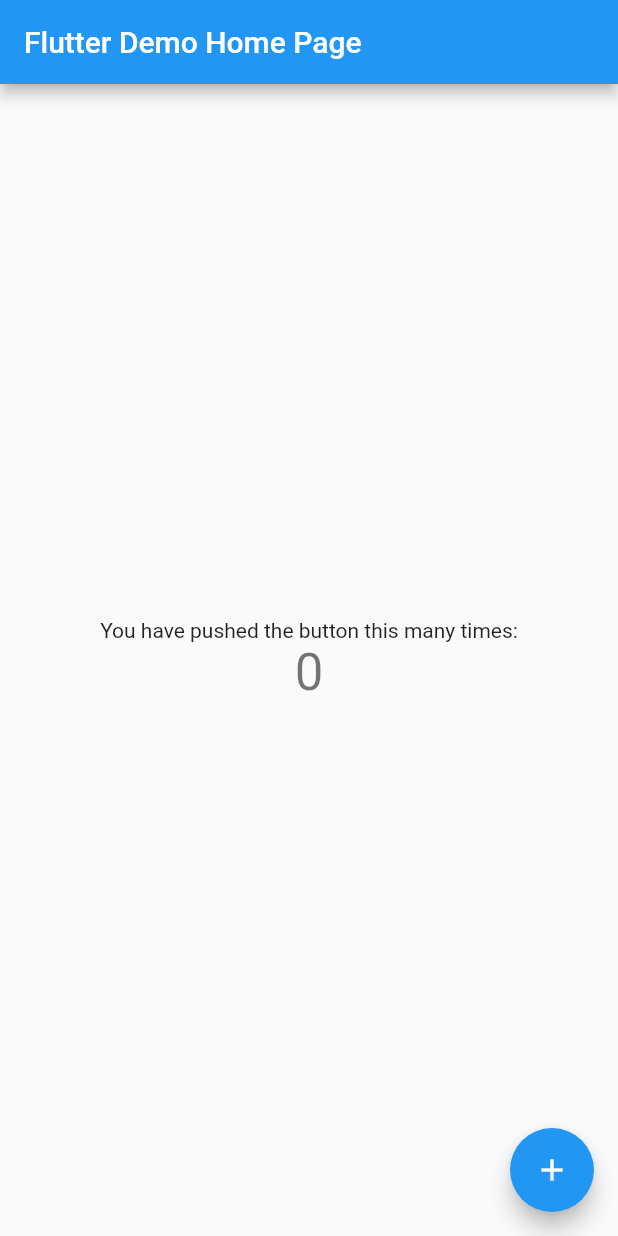
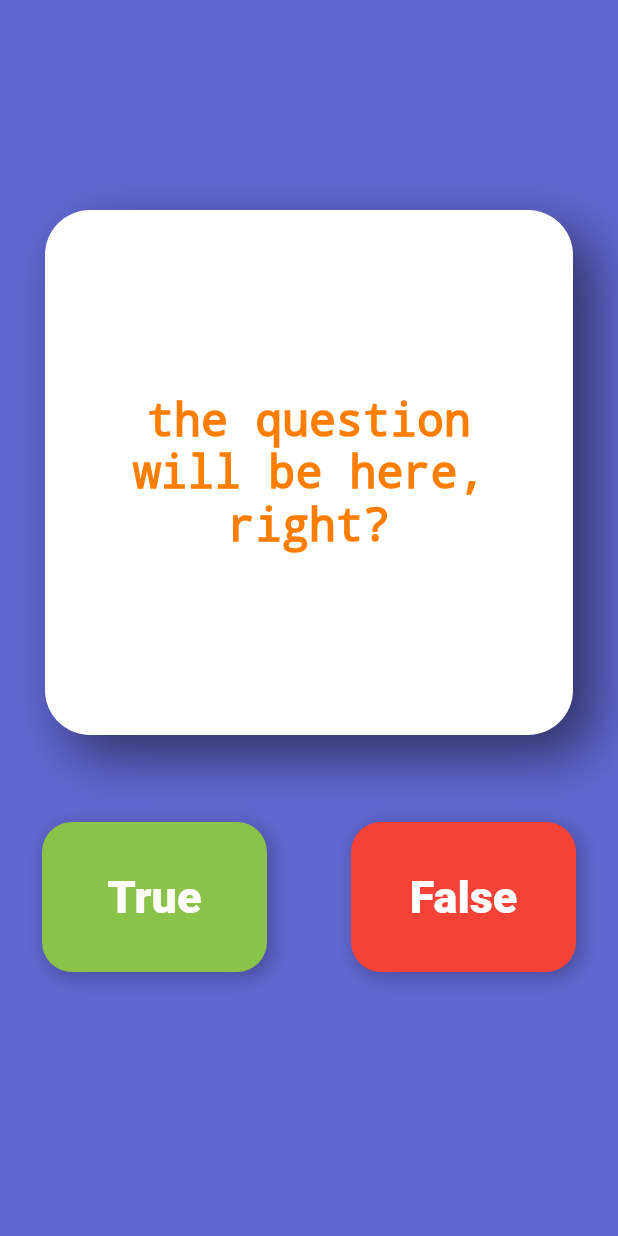
Before and after one commit to rahafAlzahrani/Quizzler, a Flutter app: the screen it shows after launch, on a phone screen of 412 x 824 dp. Run offline on Flutter 3.47's test engine with Material 2 defaults, Android fonts, the phone set to English and light mode, and no system bars; our stand-ins replace audioplayers.

Commit message:
update UI

```diff
--- /dev/null
+++ b/lib/home_screen.dart
@@ -0,0 +1,156 @@
+import 'package:flutter/material.dart';
+
+class HomeScreen extends StatefulWidget {
+  @override
+  _HomeScreenState createState() => _HomeScreenState();
+}
+
+class _HomeScreenState extends State<HomeScreen> {
+  // This is variable to track whether the (F/T) button pressed or not.
+  //var pressed = false;
+
+  void whenPressed() {}
+
+  @override
+  Widget build(BuildContext context) {
+    var size = MediaQuery.of(context).size;
+
+    return Expanded(
+      child: Container(
+        color: Color(0xff6067d0),
+        child: Column(
+          mainAxisAlignment: MainAxisAlignment.start,
+          children: [
+            Container(
+              margin: EdgeInsets.only(
+                left: 30,
+                top: 140,
+                right: 30,
+                bottom: 50,
+              ),
+              padding: EdgeInsets.all(30),
+              height: 350,
+              width: size.width - 50,
+              decoration: BoxDecoration(
+                color: Colors.white,
+                borderRadius: BorderRadius.only(
+                  topLeft: Radius.circular(30),
+                  topRight: Radius.circular(30),
+                  bottomLeft: Radius.circular(30),
+                  bottomRight: Radius.circular(30),
+                ),
+                boxShadow: [
+                  BoxShadow(
+                    color: Colors.black38.withOpacity(0.5),
+                    spreadRadius: 0.5,
+                    blurRadius: 30,
+                    offset: Offset(14, 14), // changes position of shadow
+                  ),
+                ],
+              ),
+              child: Center(
+                child: Text(
+                  'the question will be here, right? ',
+                  textAlign: TextAlign.center,
+                  style: TextStyle(
+                    fontSize: 30,
+                    fontWeight: FontWeight.w800,
+                    color: Color(0xffff7d00),
+                    decoration: TextDecoration.none,
+                  ),
+                ),
+              ),
+            ),
+            Row(
+              mainAxisAlignment: MainAxisAlignment.spaceBetween,
+              children: [
+                TextButton(
+                  onPressed: () {
+                    setState(() {
+                      // update the state of the class to show color change
+                    });
+                  },
+                  child: Container(
+                    margin: EdgeInsets.only(left: 20),
+                    padding: EdgeInsets.all(5),
+                    height: 100,
+                    width: 150,
+                    decoration: BoxDecoration(
+                      color: Colors.lightGreen,
+                      borderRadius: BorderRadius.only(
+                        topLeft: Radius.circular(20),
+                        topRight: Radius.circular(20),
+                        bottomLeft: Radius.circular(20),
+                        bottomRight: Radius.circular(20),
+                      ),
+                      boxShadow: [
+                        BoxShadow(
+                          color: Colors.black38.withOpacity(0.25),
+                          spreadRadius: 0.5,
+                          blurRadius: 10,
+                          offset: Offset(3, 3), // changes position of shadow
+                        ),
+                      ],
+                    ),
+                    child: Center(
+                      child: Text(
+                        'True',
+                        textAlign: TextAlign.center,
+                        style: TextStyle(
+                          fontSize: 30,
+                          fontWeight: FontWeight.w800,
+                          color: Colors.white,
+                          decoration: TextDecoration.none,
+                        ),
+                      ),
+                    ),
+                  ),
+                ),
+                TextButton(
+                  onPressed: () {
+                    setState(() {});
+                  },
+                  child: Container(
+                    margin: EdgeInsets.only(right: 20),
+                    padding: EdgeInsets.all(5),
+                    height: 100,
+                    width: 150,
+                    decoration: BoxDecoration(
+                      color: Colors.red,
+                      borderRadius: BorderRadius.only(
+                        topLeft: Radius.circular(20),
+                        topRight: Radius.circular(20),
+                        bottomLeft: Radius.circular(20),
+                        bottomRight: Radius.circular(20),
+                      ),
+                      boxShadow: [
+                        BoxShadow(
+                          color: Colors.black38.withOpacity(0.25),
+                          spreadRadius: 0.5,
+                          blurRadius: 10,
+                          offset: Offset(3, 3), // changes position of shadow
+                        ),
+                      ],
+                    ),
+                    child: Center(
+                      child: Text(
+                        'False',
+                        textAlign: TextAlign.center,
+                        style: TextStyle(
+                          fontSize: 30,
+                          fontWeight: FontWeight.w800,
+                          color: Colors.white,
+                          decoration: TextDecoration.none,
+                        ),
+                      ),
+                    ),
+                  ),
+                ),
+              ],
+            ),
+          ],
+        ),
+      ),
+    );
+  }
+}
--- a/lib/main.dart
+++ b/lib/main.dart
@@ -1,117 +1,15 @@
 import 'package:flutter/material.dart';
+import 'package:quizzler/splash_screen.dart';
 
 void main() {
   runApp(MyApp());
 }
 
 class MyApp extends StatelessWidget {
-  // This widget is the root of your application.
   @override
   Widget build(BuildContext context) {
     return MaterialApp(
-      title: 'Flutter Demo',
-      theme: ThemeData(
-        // This is the theme of your application.
-        //
-        // Try running your application with "flutter run". You'll see the
-        // application has a blue toolbar. Then, without quitting the app, try
-        // changing the primarySwatch below to Colors.green and then invoke
-        // "hot reload" (press "r" in the console where you ran "flutter run",
-        // or simply save your changes to "hot reload" in a Flutter IDE).
-        // Notice that the counter didn't reset back to zero; the application
-        // is not restarted.
-        primarySwatch: Colors.blue,
-        // This makes the visual density adapt to the platform that you run
-        // the app on. For desktop platforms, the controls will be smaller and
-        // closer together (more dense) than on mobile platforms.
-        visualDensity: VisualDensity.adaptivePlatformDensity,
-      ),
-      home: MyHomePage(title: 'Flutter Demo Home Page'),
+      home: SplashScreen(),
     );
   }
 }
-
-class MyHomePage extends StatefulWidget {
-  MyHomePage({Key key, this.title}) : super(key: key);
-
-  // This widget is the home page of your application. It is stateful, meaning
-  // that it has a State object (defined below) that contains fields that affect
-  // how it looks.
-
-  // This class is the configuration for the state. It holds the values (in this
-  // case the title) provided by the parent (in this case the App widget) and
-  // used by the build method of the State. Fields in a Widget subclass are
-  // always marked "final".
-
-  final String title;
-
-  @override
-  _MyHomePageState createState() => _MyHomePageState();
-}
-
-class _MyHomePageState extends State<MyHomePage> {
-  int _counter = 0;
-
-  void _incrementCounter() {
-    setState(() {
-      // This call to setState tells the Flutter framework that something has
-      // changed in this State, which causes it to rerun the build method below
-      // so that the display can reflect the updated values. If we changed
-      // _counter without calling setState(), then the build method would not be
-      // called again, and so nothing would appear to happen.
-      _counter++;
-    });
-  }
-
-  @override
-  Widget build(BuildContext context) {
-    // This method is rerun every time setState is called, for instance as done
-    // by the _incrementCounter method above.
-    //
-    // The Flutter framework has been optimized to make rerunning build methods
-    // fast, so that you can just rebuild anything that needs updating rather
-    // than having to individually change instances of widgets.
-    return Scaffold(
-      appBar: AppBar(
-        // Here we take the value from the MyHomePage object that was created by
-        // the App.build method, and use it to set our appbar title.
-        title: Text(widget.title),
-      ),
-      body: Center(
-        // Center is a layout widget. It takes a single child and positions it
-        // in the middle of the parent.
-        child: Column(
-          // Column is also a layout widget. It takes a list of children and
-          // arranges them vertically. By default, it sizes itself to fit its
-          // children horizontally, and tries to be as tall as its parent.
-          //
-          // Invoke "debug painting" (press "p" in the console, choose the
-          // "Toggle Debug Paint" action from the Flutter Inspector in Android
-          // Studio, or the "Toggle Debug Paint" command in Visual Studio Code)
-          // to see the wireframe for each widget.
-          //
-          // Column has various properties to control how it sizes itself and
-          // how it positions its children. Here we use mainAxisAlignment to
-          // center the children vertically; the main axis here is the vertical
-          // axis because Columns are vertical (the cross axis would be
-          // horizontal).
-          mainAxisAlignment: MainAxisAlignment.center,
-          children: <Widget>[
-            Text(
-              'You have pushed the button this many times:',
-            ),
-            Text(
-              '$_counter',
-              style: Theme.of(context).textTheme.headline4,
-            ),
-          ],
-        ),
-      ),
-      floatingActionButton: FloatingActionButton(
-        onPressed: _incrementCounter,
-        tooltip: 'Increment',
-        child: Icon(Icons.add),
-      ), // This trailing comma makes auto-formatting nicer for build methods.
-    );
-  }
-}
```
Also changed, not shown: lib/splash_screen.dart (added, +77 -0 lines), pubspec.yaml (+6 -48 lines), assets/images/question.png (added), pubspec.lock, 19 other files.
